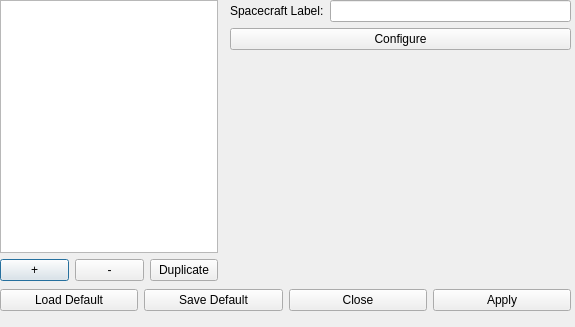
Qt form dsm_gui/spc_menu.ui (pavelgalchenko/dsm_gui) before a commit.
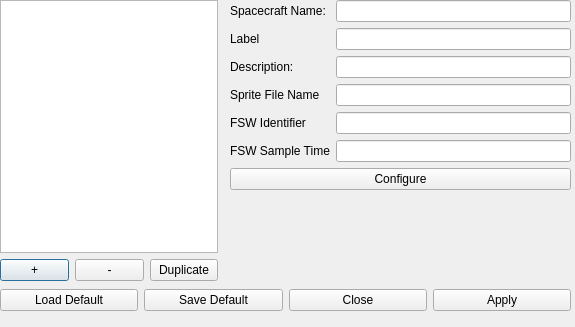
The same form after that commit.

Commit message: Minimally working spc_menu, rearranged items from submenu to menu

```diff
--- a/dsm_gui/spc_menu.ui
+++ b/dsm_gui/spc_menu.ui
@@ -104,17 +104,70 @@
    </property>
    <layout class="QVBoxLayout" name="verticalLayout_2">
     <item>
-     <layout class="QHBoxLayout" name="horizontalLayout_2">
-      <item>
-       <widget class="QLabel" name="label">
+     <layout class="QHBoxLayout" name="horizontalLayout_2"/>
+    </item>
+    <item>
+     <layout class="QGridLayout" name="gridLayout">
+      <item row="3" column="1">
+       <widget class="QLineEdit" name="spc_sprite"/>
+      </item>
+      <item row="3" column="0">
+       <widget class="QLabel" name="label_3">
         <property name="text">
-         <string>Spacecraft Label:</string>
+         <string>Sprite File Name</string>
         </property>
        </widget>
       </item>
-      <item>
+      <item row="5" column="1">
+       <widget class="QLineEdit" name="spc_fswsamp"/>
+      </item>
+      <item row="0" column="1">
        <widget class="QLineEdit" name="spc_name"/>
       </item>
+      <item row="2" column="1">
+       <widget class="QLineEdit" name="spc_desc"/>
+      </item>
+      <item row="4" column="0">
+       <widget class="QLabel" name="label_4">
+        <property name="text">
+         <string>FSW Identifier</string>
+        </property>
+       </widget>
+      </item>
+      <item row="0" column="0">
+       <widget class="QLabel" name="label">
+        <property name="text">
+         <string>Spacecraft Name:</string>
+        </property>
+       </widget>
+      </item>
+      <item row="2" column="0">
+       <widget class="QLabel" name="label_2">
+        <property name="text">
+         <string>Description:</string>
+        </property>
+       </widget>
+      </item>
+      <item row="4" column="1">
+       <widget class="QLineEdit" name="spc_fswid"/>
+      </item>
+      <item row="5" column="0">
+       <widget class="QLabel" name="label_5">
+        <property name="text">
+         <string>FSW Sample Time</string>
+        </property>
+       </widget>
+      </item>
+      <item row="1" column="0">
+       <widget class="QLabel" name="label_6">
+        <property name="text">
+         <string>Label</string>
+        </property>
+       </widget>
+      </item>
+      <item row="1" column="1">
+       <widget class="QLineEdit" name="spc_label"/>
+      </item>
      </layout>
     </item>
     <item>
```
The commit also changes 6 other files.
